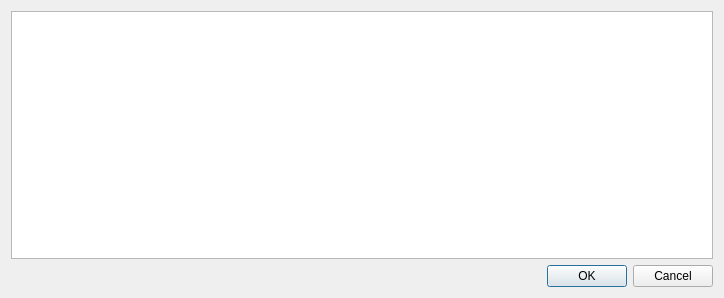
The window that src/pluginmanagerdialog.ui (0xd34df00d/leechcraft) describes before a commit, drawn with Qt 5.
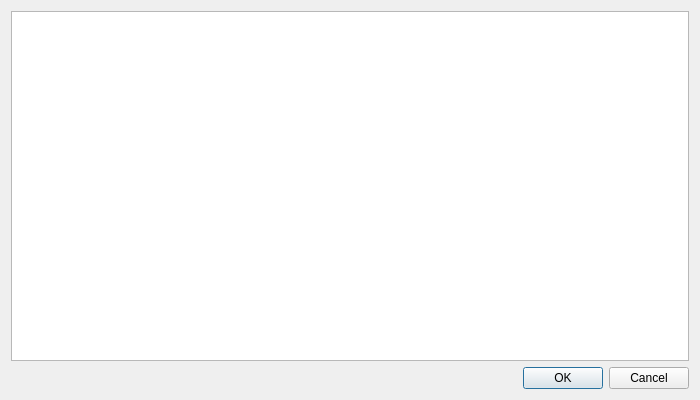
The same window after the commit. Icons and pictures are not drawn.

Commit message: Core: 48x48 icons.

The edit to the form file:
```diff
--- a/src/pluginmanagerdialog.ui
+++ b/src/pluginmanagerdialog.ui
@@ -6,8 +6,8 @@
    <rect>
     <x>0</x>
     <y>0</y>
-    <width>724</width>
-    <height>298</height>
+    <width>700</width>
+    <height>400</height>
    </rect>
   </property>
   <property name="windowTitle">
```
Left out of the diff: 3 changed lines with no effect on the pictures. The commit also changes 1 other file.
